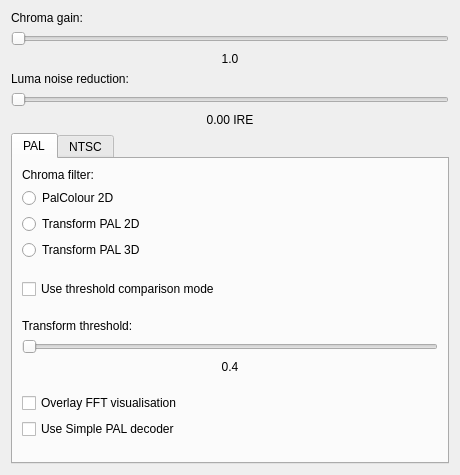
Above: tools/ld-analyse/chromadecoderconfigdialog.ui from happycube/ld-decode before the change. Below: the same form after it.
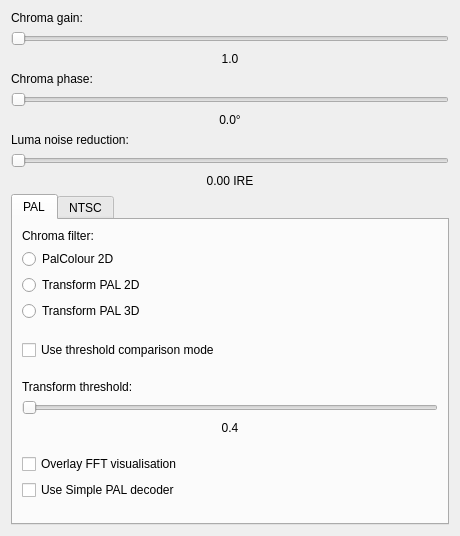
That is the form after the change.

Commit message:
Add chroma phase control.
To be precise, this is a rotation applied to the I/Q or U/V components
after filtering and demodulation but (for PAL) before the V-switch.

For NTSC it acts as a hue control. For PAL, it can be adjusted to
minimise Hanover bars when using the Simple PAL decoder.

The full adjustment range (-180 to +180 degrees) is allowed, but since
the adjustment will generally be small in practice, the slider in
ld-analyse uses a non-linear scale.

```diff
--- a/tools/ld-analyse/chromadecoderconfigdialog.ui
+++ b/tools/ld-analyse/chromadecoderconfigdialog.ui
@@ -41,6 +41,33 @@
      </property>
     </widget>
    </item>
+   <item>
+    <widget class="QLabel" name="chromaPhaseLabel">
+     <property name="text">
+      <string>Chroma phase:</string>
+     </property>
+    </widget>
+   </item>
+   <item>
+    <widget class="QSlider" name="chromaPhaseHorizontalSlider">
+     <property name="maximum">
+      <number>200</number>
+     </property>
+     <property name="orientation">
+      <enum>Qt::Horizontal</enum>
+     </property>
+    </widget>
+   </item>
+   <item>
+    <widget class="QLabel" name="chromaPhaseValueLabel">
+     <property name="text">
+      <string>0.0°</string>
+     </property>
+     <property name="alignment">
+      <set>Qt::AlignCenter</set>
+     </property>
+    </widget>
+   </item>
    <item>
     <widget class="QLabel" name="yNRLabel">
      <property name="text">
```
The commit also changes 7 other files.
